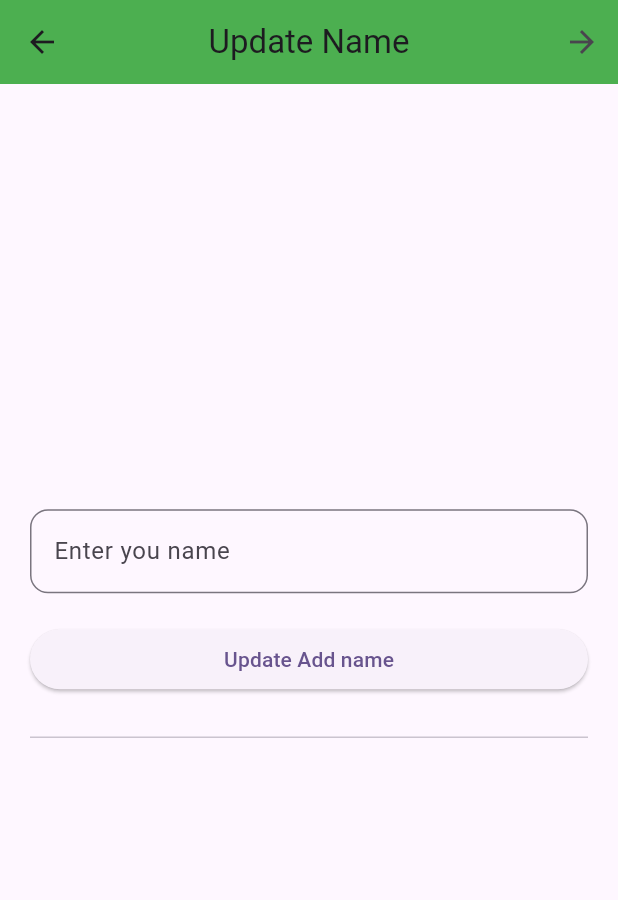
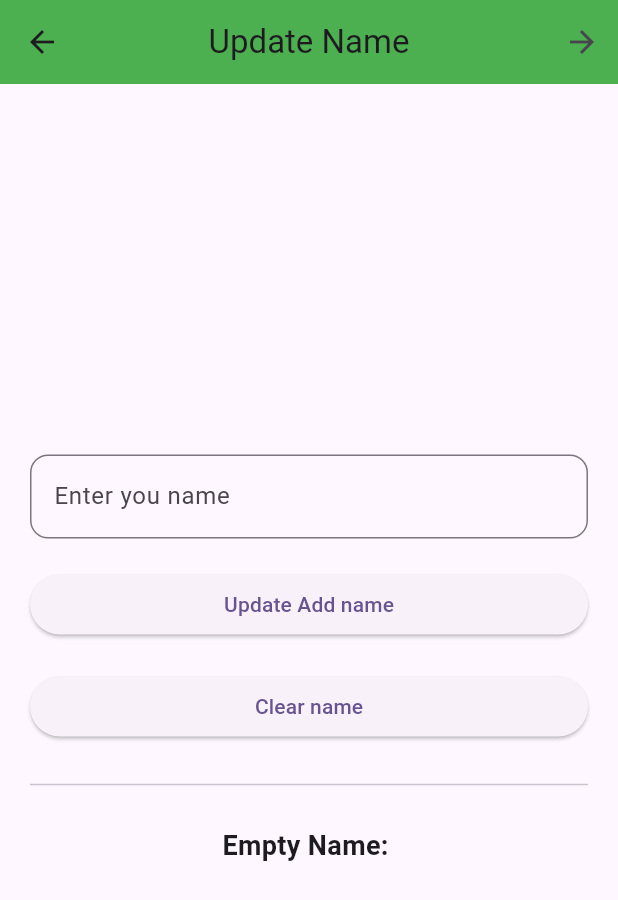
Before and after one commit to Malik399758/Firebase_testing_project_development, a Flutter app: the ThirdScreen screen opened directly, after a tap on the "arrow forward" icon, on a phone screen of 412 x 824 dp. Shown: the top 900 px of the screen. Run offline on Flutter 3.47's test engine with Material 3 defaults, Android fonts, the phone set to English and light mode, and no system bars; our stand-ins replace cloud_firestore, firebase_auth, firebase_core; accounts and stored records are empty.

Commit message:
state management updated.

```diff
--- a/lib/views/state_management/second_screen.dart
+++ b/lib/views/state_management/second_screen.dart
@@ -27,7 +27,12 @@ class _SecondScreenState extends State<SecondScreen> {
        backgroundColor: Colors.green,
      ),
       body: Consumer<UserProvider>(builder: (context,value,_){
-        return Center(child: Text(value.userName));
+        return Center(child:   Text(
+          value.userName.isNotEmpty ? 'Name : ${value.userName.toString()}' :
+          'Empty Name: ${value.userName.toString()}',style: TextStyle(
+            fontSize: 18,fontWeight: FontWeight.w600
+        ),
+        ));
       }),
     );
   }
--- a/lib/views/state_management/third_screen.dart
+++ b/lib/views/state_management/third_screen.dart
@@ -27,7 +27,12 @@ class _ThirdScreenState extends State<ThirdScreen> {
         backgroundColor: Colors.green,
       ),
       body: Consumer<UserProvider>(builder: (context,value,_){
-        return Center(child: Text(value.userName));
+        return Center(child:   Text(
+          value.userName.isNotEmpty ? 'Name : ${value.userName.toString()}' :
+          'Empty Name: ${value.userName.toString()}',style: TextStyle(
+            fontSize: 18,fontWeight: FontWeight.w600
+        ),
+        ));
       }),
     );
   }
--- a/lib/views/state_management/update_name.dart
+++ b/lib/views/state_management/update_name.dart
@@ -54,13 +54,18 @@ class _UpdateNameState extends State<UpdateName> {
                     print('Update name Add : ${value.userName}');
                   },
                       child: Center(child: Text('Update Add name'))),
-        /*          ElevatedButton(onPressed: (){
+                  ElevatedButton(onPressed: (){
                     value.clearName();
                     print('Empty : ${value.userName}');
                   },
-                      child: Center(child: Text('Clear name'))),*/
+                      child: Center(child: Text('Clear name'))),
                   Divider(),
-                  Text(value.userName.toString())
+                  Text(
+                    value.userName.isNotEmpty ? 'Name : ${value.userName.toString()}' :
+                    'Empty Name: ${value.userName.toString()}',style: TextStyle(
+                      fontSize: 18,fontWeight: FontWeight.w600
+                  ),
+                  )
                 ],
               );
             },
--- a/lib/views/state_management/user_first_screen.dart
+++ b/lib/views/state_management/user_first_screen.dart
@@ -59,7 +59,12 @@ class _UserFirstScreenState extends State<UserFirstScreen> {
                   },
                       child: Center(child: Text('Clear name'))),
                   Divider(),
-                  Text(value.userName.toString())
+                  Text(
+                    value.userName.isNotEmpty ? 'Name : ${value.userName.toString()}' :
+                        'Empty Name: ${value.userName.toString()}',style: TextStyle(
+                    fontSize: 18,fontWeight: FontWeight.w600
+                  ),
+                  )
                 ],
               );
             },
```
